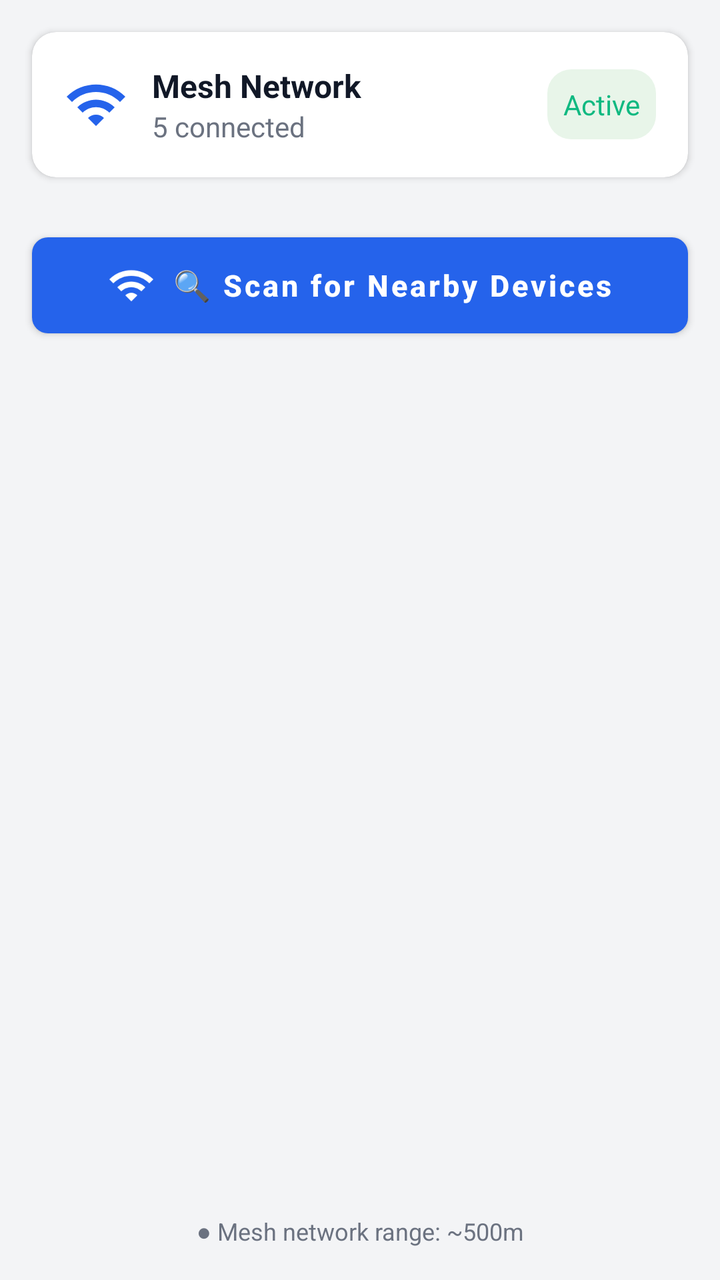
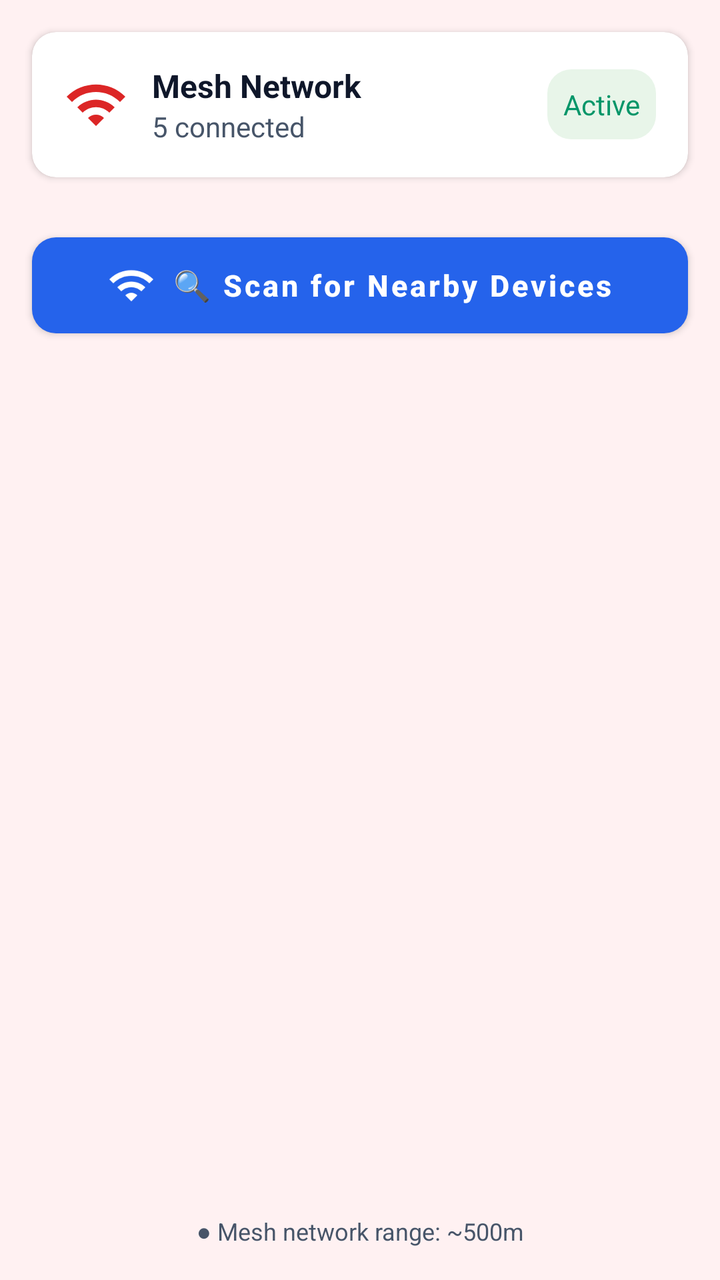

Compare the two renders of this Android layout. The source of the first and the diff that turns it into the second are given below.
<!-- AndroidManifest.xml: application theme Theme.DisasterComm -->
<!-- res/layout/fragment_members.xml -->
<?xml version="1.0" encoding="utf-8"?>
<LinearLayout
    xmlns:android="http://schemas.android.com/apk/res/android"
    xmlns:app="http://schemas.android.com/apk/res-auto"
    android:layout_width="match_parent"
    android:layout_height="match_parent"
    android:orientation="vertical"
    android:background="@color/background_light">

    
    <com.google.android.material.card.MaterialCardView
        android:layout_width="match_parent"
        android:layout_height="wrap_content"
        android:layout_margin="16dp"
        app:cardCornerRadius="12dp"
        app:cardElevation="2dp"
        app:cardBackgroundColor="@color/card_background">

        <LinearLayout
            android:layout_width="match_parent"
            android:layout_height="wrap_content"
            android:orientation="horizontal"
            android:padding="16dp"
            android:gravity="center_vertical">

            <ImageView
                android:layout_width="32dp"
                android:layout_height="32dp"
                android:src="@drawable/ic_wifi"
                app:tint="@color/primary"
                android:layout_marginEnd="12dp"
                android:contentDescription="Network"/>

            <LinearLayout
                android:layout_width="0dp"
                android:layout_height="wrap_content"
                android:layout_weight="1"
                android:orientation="vertical">

                <TextView
                    android:layout_width="wrap_content"
                    android:layout_height="wrap_content"
                    android:text="Mesh Network"
                    android:textColor="@color/text_primary"
                    android:textSize="16sp"
                    android:textStyle="bold"/>

                <TextView
                    android:id="@+id/tvMeshInfo"
                    android:layout_width="wrap_content"
                    android:layout_height="wrap_content"
                    android:text="5 connected"
                    android:textColor="@color/text_secondary"
                    android:textSize="14sp"/>
            </LinearLayout>

            <TextView
                android:id="@+id/tvActiveStatus"
                android:layout_width="wrap_content"
                android:layout_height="wrap_content"
                android:text="Active"
                android:textColor="@color/connected_green"
                android:textSize="14sp"
                android:background="@drawable/rounded_badge"
                android:backgroundTint="#E8F5E9"
                android:padding="8dp"/>
        </LinearLayout>
    </com.google.android.material.card.MaterialCardView>

    
    <com.google.android.material.button.MaterialButton
        android:id="@+id/btnManualConnect"
        android:layout_width="match_parent"
        android:layout_height="wrap_content"
        android:layout_marginHorizontal="16dp"
        android:layout_marginTop="8dp"
        android:layout_marginBottom="8dp"
        android:text="🔍 Scan for Nearby Devices"
        android:textColor="@android:color/white"
        app:backgroundTint="@color/primary"
        app:cornerRadius="8dp"
        app:icon="@drawable/ic_wifi"
        app:iconGravity="textStart"
        app:iconTint="@android:color/white"
        android:paddingVertical="12dp"
        android:textAllCaps="false"
        android:textSize="15sp"
        android:textStyle="bold"/>

    
    <androidx.recyclerview.widget.RecyclerView
        android:id="@+id/rvMembers"
        android:layout_width="match_parent"
        android:layout_height="0dp"
        android:layout_weight="1"
        android:paddingHorizontal="8dp"
        android:clipToPadding="false"/>

    
    <TextView
        android:id="@+id/tvRangeInfo"
        android:layout_width="match_parent"
        android:layout_height="wrap_content"
        android:text="● Mesh network range: ~500m"
        android:textColor="@color/text_secondary"
        android:textSize="12sp"
        android:padding="16dp"
        android:gravity="center"/>

</LinearLayout>
<!-- resources referenced by this layout -->
<resources>
  <color name="background_light">@color/background</color>
  <color name="card_background">@color/surface</color>
  <color name="connected_green">@color/success</color>
  <color name="primary">#2563EB</color>
  <color name="text_primary">#111827</color>
  <color name="text_secondary">#6B7280</color>
  <!-- drawable ic_wifi (drawable) -->
  <vector xmlns:android="http://schemas.android.com/apk/res/android"
      android:width="24dp"
      android:height="24dp"
      android:viewportWidth="24"
      android:viewportHeight="24">
      <path
          android:fillColor="#000000"
          android:pathData="M1,9l2,2c4.97,-4.97 13.03,-4.97 18,0l2,-2C16.93,2.93 7.08,2.93 1,9zM9,17l3,3 3,-3c-1.65,-1.66 -4.34,-1.66 -6,0zM5,13l2,2c2.76,-2.76 7.24,-2.76 10,0l2,-2C15.14,9.14 8.87,9.14 5,13z"/>
  </vector>
  <!-- drawable rounded_badge (drawable) -->
  <?xml version="1.0" encoding="utf-8"?>
  <shape xmlns:android="http://schemas.android.com/apk/res/android"
      android:shape="rectangle">
      <corners android:radius="12dp"/>
      <solid android:color="@android:color/white"/>
  </shape>
  <style name="Theme.DisasterComm" parent="Theme.MaterialComponents.Light.NoActionBar">
          
          <item name="colorPrimary">@color/primary</item>
          <item name="colorPrimaryVariant">@color/primary_variant</item>
          <item name="colorOnPrimary">@color/text_on_primary</item>
          
          
          <item name="colorSecondary">@color/secondary</item>
          <item name="colorSecondaryVariant">@color/secondary_variant</item>
          <item name="colorOnSecondary">@color/white</item>
          
          
          <item name="android:windowBackground">@color/background</item>
          <item name="colorSurface">@color/surface</item>
          <item name="colorOnSurface">@color/text_primary</item>
          
          
          <item name="android:statusBarColor">@color/primary_variant</item>
          <item name="android:windowLightStatusBar">false</item>
      </style>
  <color name="background">#F3F4F6</color>
  <color name="surface">#FFFFFF</color>
  <color name="success">#10B981</color>
  <color name="primary_variant">#1D4ED8</color>
  <color name="text_on_primary">#FFFFFF</color>
  <color name="secondary">#0EA5E9</color>
  <color name="secondary_variant">#0284C7</color>
  <color name="white">#FFFFFF</color>
</resources>

<!-- the commit's change to res/layout/fragment_members.xml (unified diff, before → after) -->
@@ -67,7 +67,6 @@
         </LinearLayout>
     </com.google.android.material.card.MaterialCardView>
 
-    
     <com.google.android.material.button.MaterialButton
         android:id="@+id/btnManualConnect"
         android:layout_width="match_parent"
@@ -77,8 +76,8 @@
         android:layout_marginBottom="8dp"
         android:text="🔍 Scan for Nearby Devices"
         android:textColor="@android:color/white"
-        app:backgroundTint="@color/primary"
-        app:cornerRadius="8dp"
+        app:backgroundTint="@color/accent"
+        app:cornerRadius="12dp"
         app:icon="@drawable/ic_wifi"
         app:iconGravity="textStart"
         app:iconTint="@android:color/white"
<!-- resource entries referenced after the edit -->
@@ -1,11 +1,12 @@
 <!-- resources referenced by this layout -->
 <resources>
+  <color name="accent">#2563EB</color>
   <color name="background_light">@color/background</color>
   <color name="card_background">@color/surface</color>
   <color name="connected_green">@color/success</color>
-  <color name="primary">#2563EB</color>
-  <color name="text_primary">#111827</color>
-  <color name="text_secondary">#6B7280</color>
+  <color name="primary">#DC2626</color>
+  <color name="text_primary">#0F172A</color>
+  <color name="text_secondary">#475569</color>
   <!-- drawable ic_wifi (drawable) -->
   <vector xmlns:android="http://schemas.android.com/apk/res/android"
       android:width="24dp"
@@ -43,13 +44,13 @@
           <item name="android:statusBarColor">@color/primary_variant</item>
           <item name="android:windowLightStatusBar">false</item>
       </style>
-  <color name="background">#F3F4F6</color>
+  <color name="background">#FFF1F2</color>
   <color name="surface">#FFFFFF</color>
-  <color name="success">#10B981</color>
-  <color name="primary_variant">#1D4ED8</color>
+  <color name="success">#059669</color>
+  <color name="primary_variant">#B91C1C</color>
   <color name="text_on_primary">#FFFFFF</color>
-  <color name="secondary">#0EA5E9</color>
-  <color name="secondary_variant">#0284C7</color>
+  <color name="secondary">#EF4444</color>
+  <color name="secondary_variant">#991B1B</color>
   <color name="white">#FFFFFF</color>
 </resources>
 
